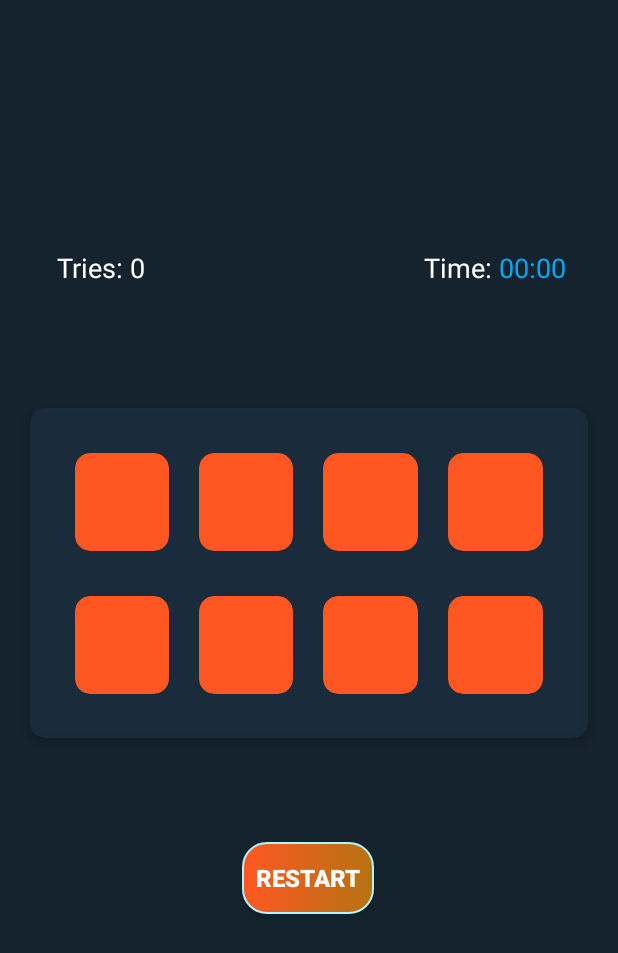
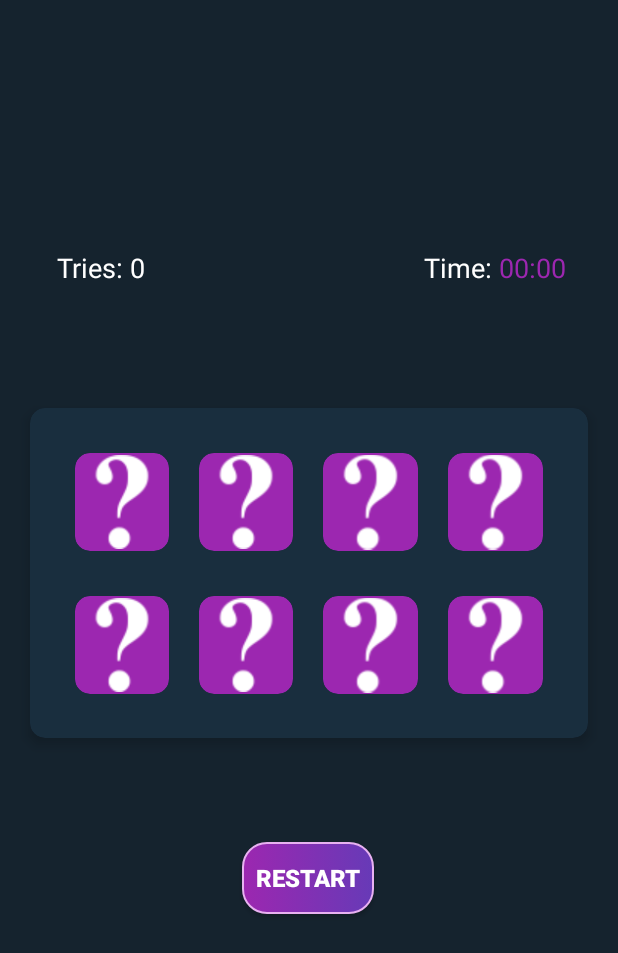
Before and after one commit to AhmadMamduhh/Matching_Cards_Game_Application, an Android app: the screen it shows after launch (MainActivity), on a phone screen of 412 x 824 dp. Shown: the top 953 px of the screen. Run offline under Robolectric (Android 15) with nearby library versions, the light colour scheme and no system bars.

Commit message:
Switched to a purple-colored design and added a question mark icon to all cards.

```diff
--- a/app/src/main/java/com/ahmedmamdouh/matchingcardsgame/MainActivity.kt
+++ b/app/src/main/java/com/ahmedmamdouh/matchingcardsgame/MainActivity.kt
@@ -32,19 +32,6 @@ class MainActivity : AppCompatActivity() {
         fillCardsArray()
         loadSounds()
     }
-
-//    /**
-//     * Handling orientation changes
-//     */
-//    override fun onConfigurationChanged(newConfig: Configuration) {
-//        super.onConfigurationChanged(newConfig)
-//        if(newConfig.orientation == Configuration.ORIENTATION_LANDSCAPE){
-//            setContentView(R.layout.activity_main)
-//        }
-//        else if(newConfig.orientation == Configuration.ORIENTATION_PORTRAIT){
-//            setContentView(R.layout.activity_main)
-//        }
-//    }
 
     override fun onStart() {
         super.onStart()
@@ -175,8 +162,8 @@ class MainActivity : AppCompatActivity() {
                                     cardView.visibility = View.INVISIBLE
                                     GameController.score += 1
                                 } else {
-                                    GameController.previousImageView.setImageResource(android.R.color.transparent)
-                                    imageViewsArray[i].setImageResource(android.R.color.transparent)
+                                    GameController.previousImageView.setImageResource(R.drawable.question_mark)
+                                    imageViewsArray[i].setImageResource(R.drawable.question_mark)
                                 }
                                 GameController.triesCounter += 1
                                 triesTextView.text = "Tries: ${GameController.triesCounter}"
@@ -249,7 +236,7 @@ class MainActivity : AppCompatActivity() {
         GameController.resetGameState()
 
         for (i in 0 until imageViewsArray.size) {
-            imageViewsArray[i].setImageResource(android.R.color.transparent)
+            imageViewsArray[i].setImageResource(R.drawable.question_mark)
             cardsArray[i].visibility = View.VISIBLE
         }
 
--- a/app/src/main/res/drawable/gradient_round_button_background.xml
+++ b/app/src/main/res/drawable/gradient_round_button_background.xml
@@ -3,12 +3,12 @@
     <item>
         <shape android:shape="rectangle">
             <gradient android:angle="180"
-                android:endColor="#FF5722"
-                android:startColor="#B57312"
+                android:endColor="#9C27B0"
+                android:startColor="#673AB7"
                 android:type="linear" />
 
             <corners android:radius="16dp"/>
-            <stroke android:color="#ACF6FF" android:width="1dp"/>
+            <stroke android:color="#E8B1F1" android:width="1dp"/>
         </shape>
     </item>
 </selector>
--- a/app/src/main/res/layout/activity_main.xml
+++ b/app/src/main/res/layout/activity_main.xml
@@ -13,7 +13,7 @@
         android:layout_height="220dp"
         android:layout_marginStart="20dp"
         android:layout_marginEnd="20dp"
-        android:backgroundTint="#AA1D3142"
+        android:backgroundTint="#192E3E"
         android:padding="20dp"
         app:cardCornerRadius="10dp"
         app:cardElevation="5dp"
@@ -42,7 +42,7 @@
                     android:layout_height="65dp"
                     android:layout_margin="10dp"
                     android:layout_weight="1"
-                    android:backgroundTint="#FF5722"
+                    android:backgroundTint="#9C27B0"
                     android:elevation="6dp"
                     android:onClick="revealImage"
                     app:cardCornerRadius="10dp">
@@ -52,7 +52,7 @@
                         android:layout_width="match_parent"
                         android:layout_height="match_parent"
                         android:scaleType="fitCenter"
-                        tools:src="@drawable/chicken_big" />
+                        android:src="@drawable/question_mark" />
                 </androidx.cardview.widget.CardView>
 
                 <androidx.cardview.widget.CardView
@@ -61,7 +61,7 @@
                     android:layout_height="65dp"
                     android:layout_margin="10dp"
                     android:layout_weight="1"
-                    android:backgroundTint="#FF5722"
+                    android:backgroundTint="#9C27B0"
                     android:elevation="6dp"
                     android:onClick="revealImage"
                     app:cardCornerRadius="10dp">
@@ -71,7 +71,7 @@
                         android:layout_width="match_parent"
                         android:layout_height="match_parent"
                         android:scaleType="fitCenter"
-                        tools:src="@drawable/snake_big" />
+                        android:src="@drawable/question_mark" />
                 </androidx.cardview.widget.CardView>
 
                 <androidx.cardview.widget.CardView
@@ -80,7 +80,7 @@
                     android:layout_height="65dp"
                     android:layout_margin="10dp"
                     android:layout_weight="1"
-                    android:backgroundTint="#FF5722"
+                    android:backgroundTint="#9C27B0"
                     android:elevation="6dp"
                     android:onClick="revealImage"
                     app:cardCornerRadius="10dp">
@@ -90,7 +90,7 @@
                         android:layout_width="match_parent"
                         android:layout_height="match_parent"
                         android:scaleType="fitCenter"
-                        tools:src="@drawable/dog_big" />
+                        android:src="@drawable/question_mark" />
                 </androidx.cardview.widget.CardView>
 
                 <androidx.cardview.widget.CardView
@@ -99,7 +99,7 @@
                     android:layout_height="65dp"
                     android:layout_margin="10dp"
                     android:layout_weight="1"
-                    android:backgroundTint="#FF5722"
+                    android:backgroundTint="#9C27B0"
                     android:elevation="6dp"
                     android:onClick="revealImage"
                     app:cardCornerRadius="10dp">
@@ -109,7 +109,7 @@
                         android:layout_width="match_parent"
                         android:layout_height="match_parent"
                         android:scaleType="fitCenter"
-                        tools:src="@drawable/cat_big" />
+                        android:src="@drawable/question_mark"/>
 
                 </androidx.cardview.widget.CardView>
 
@@ -127,7 +127,7 @@
                     android:layout_height="65dp"
                     android:layout_margin="10dp"
                     android:layout_weight="1"
-                    android:backgroundTint="#FF5722"
+                    android:backgroundTint="#9C27B0"
                     android:elevation="6dp"
                     android:onClick="revealImage"
                     app:cardCornerRadius="10dp">
@@ -137,7 +137,7 @@
                         android:layout_width="match_parent"
                         android:layout_height="match_parent"
                         android:scaleType="fitCenter"
-                        tools:src="@drawable/chicken_big" />
+                        android:src="@drawable/question_mark" />
                 </androidx.cardview.widget.CardView>
 
                 <androidx.cardview.widget.CardView
@@ -146,7 +146,7 @@
                     android:layout_height="65dp"
                     android:layout_margin="10dp"
                     android:layout_weight="1"
-                    android:backgroundTint="#FF5722"
+                    android:backgroundTint="#9C27B0"
                     android:elevation="6dp"
                     android:onClick="revealImage"
                     app:cardCornerRadius="10dp">
@@ -156,7 +156,7 @@
                         android:layout_width="match_parent"
                         android:layout_height="match_parent"
                         android:scaleType="fitCenter"
-                        tools:src="@drawable/snake_big" />
+                        android:src="@drawable/question_mark" />
                 </androidx.cardview.widget.CardView>
 
                 <androidx.cardview.widget.CardView
@@ -165,7 +165,7 @@
                     android:layout_height="65dp"
                     android:layout_margin="10dp"
                     android:layout_weight="1"
-                    android:backgroundTint="#FF5722"
+                    android:backgroundTint="#9C27B0"
                     android:elevation="6dp"
                     android:onClick="revealImage"
                     app:cardCornerRadius="10dp">
@@ -175,7 +175,7 @@
                         android:layout_width="match_parent"
                         android:layout_height="match_parent"
                         android:scaleType="fitCenter"
-                        tools:src="@drawable/dog_big" />
+                        android:src="@drawable/question_mark" />
                 </androidx.cardview.widget.CardView>
 
                 <androidx.cardview.widget.CardView
@@ -184,7 +184,7 @@
                     android:layout_height="65dp"
                     android:layout_margin="10dp"
                     android:layout_weight="1"
-                    android:backgroundTint="#FF5722"
+                    android:backgroundTint="#9C27B0"
                     android:elevation="6dp"
                     android:onClick="revealImage"
                     app:cardCornerRadius="10dp">
@@ -194,7 +194,7 @@
                         android:layout_width="match_parent"
                         android:layout_height="match_parent"
                         android:scaleType="fitCenter"
-                        tools:src="@drawable/cat_big" />
+                        android:src="@drawable/question_mark"/>
                 </androidx.cardview.widget.CardView>
 
             </LinearLayout>
@@ -254,7 +254,7 @@
         android:id="@+id/chronometer"
         android:layout_width="wrap_content"
         android:layout_height="wrap_content"
-        android:textColor="#03A9F4"
+        android:textColor="#9C27B0"
         android:textSize="18sp"
         app:layout_constraintBottom_toTopOf="@+id/cardView"
         app:layout_constraintEnd_toEndOf="parent"
--- a/app/src/main/res/layout/activity_results.xml
+++ b/app/src/main/res/layout/activity_results.xml
@@ -12,7 +12,7 @@
         android:layout_width="wrap_content"
         android:layout_height="wrap_content"
         android:text="@string/well_done"
-        android:textColor="#03A9F4"
+        android:textColor="#DC00FF"
         android:textSize="40sp"
         android:textStyle="bold"
         app:layout_constraintBottom_toTopOf="@+id/resultsText"
```
Also changed, not shown: app/src/main/res/drawable/question_mark.png (added).
